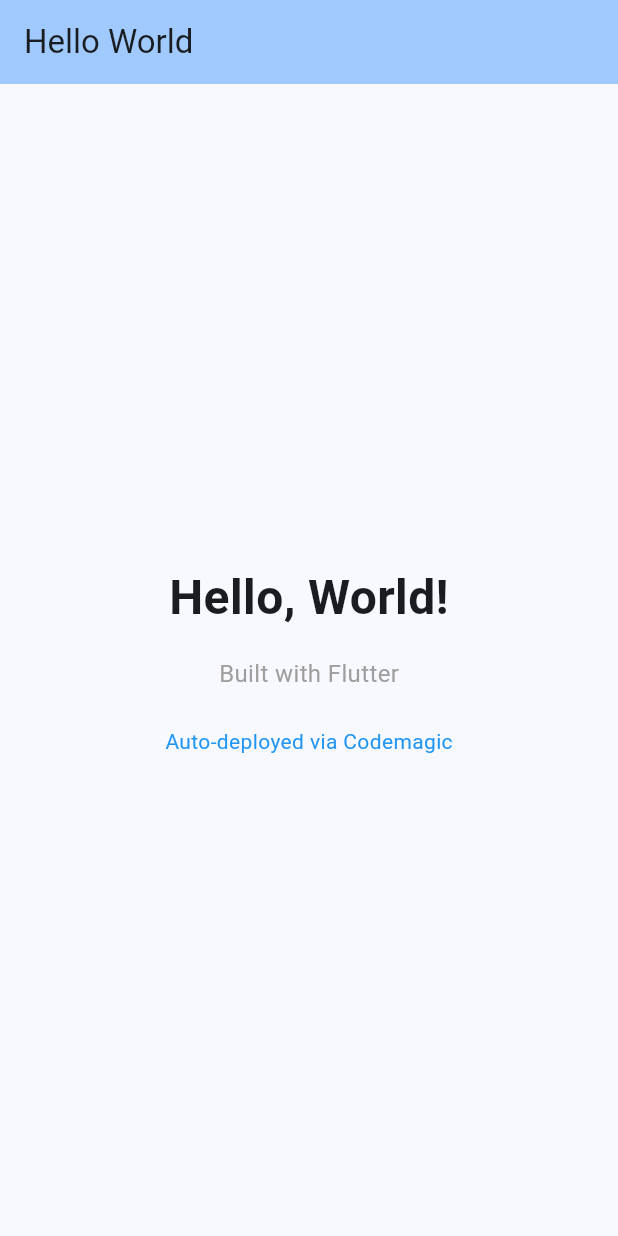
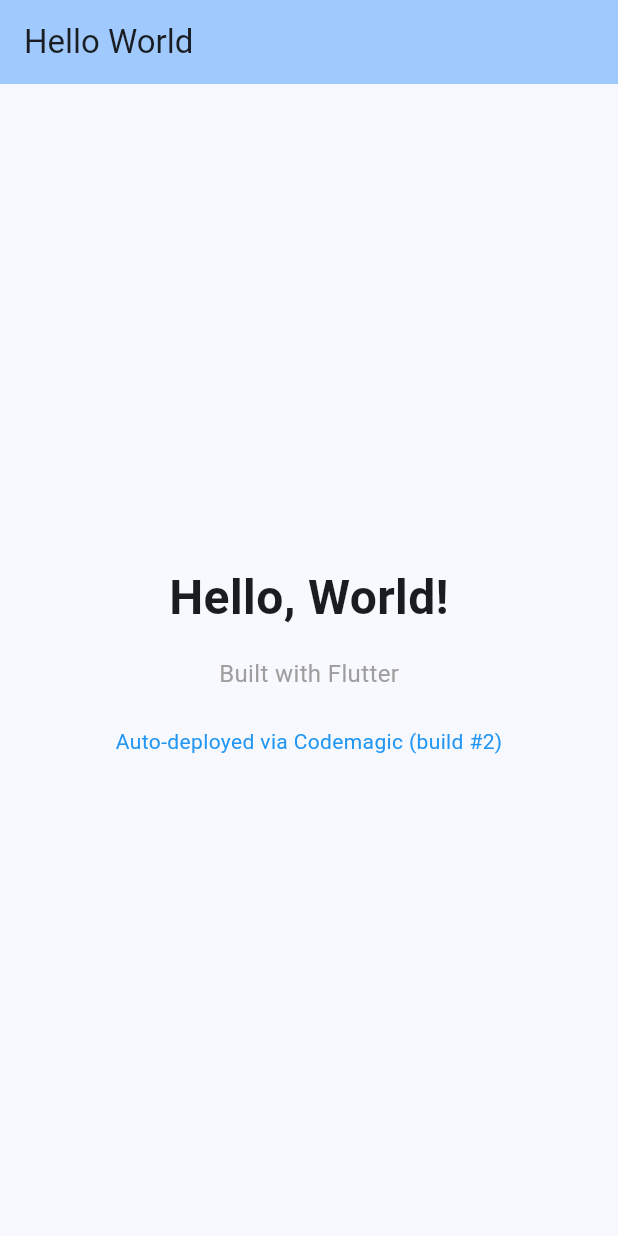
Before and after one commit to davidraba/template-flutter-app, a Flutter app: the screen it shows after launch, on a phone screen of 412 x 824 dp. Run offline on Flutter 3.47's test engine with Material 3 defaults, Android fonts, the light colour scheme and no system bars.

Commit message:
Bump Codemagic deploy marker to build #2
Triggers a second build so we can confirm the webhook fires on subsequent
pushes (not just the first one).

```diff
--- a/lib/main.dart
+++ b/lib/main.dart
@@ -46,7 +46,7 @@ class HelloWorldHome extends StatelessWidget {
             ),
             SizedBox(height: 24),
             Text(
-              'Auto-deployed via Codemagic',
+              'Auto-deployed via Codemagic (build #2)',
               style: TextStyle(fontSize: 14, color: Colors.blue),
             ),
           ],
```
